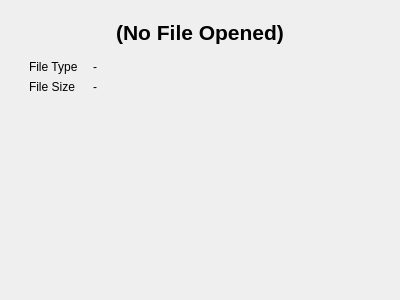
alemariusnexus/gtatools, file src/gtatools-gui/src/src/gui/FileViewWidget.ui: the form before one commit.
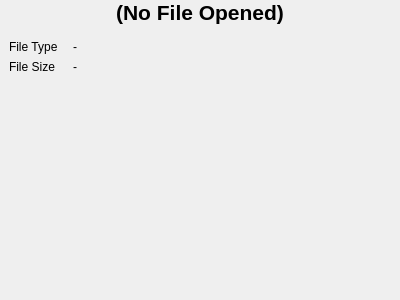
The form after the commit.

Patch:
```diff
--- a/src/gtatools-gui/src/src/gui/FileViewWidget.ui
+++ b/src/gtatools-gui/src/src/gui/FileViewWidget.ui
@@ -14,6 +14,9 @@
    <string notr="true">Form</string>
   </property>
   <layout class="QVBoxLayout" name="verticalLayout">
+   <property name="margin">
+    <number>0</number>
+   </property>
    <item>
     <widget class="QWidget" name="contentWidget" native="true">
      <property name="sizePolicy">
@@ -35,6 +38,9 @@
       </size>
      </property>
      <layout class="QVBoxLayout" name="verticalLayout_2" stretch="0,0,0">
+      <property name="margin">
+       <number>0</number>
+      </property>
       <item>
        <widget class="QLabel" name="fileNameLabel">
         <property name="font">
@@ -112,7 +118,11 @@
           <verstretch>1</verstretch>
          </sizepolicy>
         </property>
-        <layout class="QHBoxLayout" name="horizontalLayout"/>
+        <layout class="QHBoxLayout" name="horizontalLayout">
+         <property name="margin">
+          <number>0</number>
+         </property>
+        </layout>
        </widget>
       </item>
      </layout>
```
